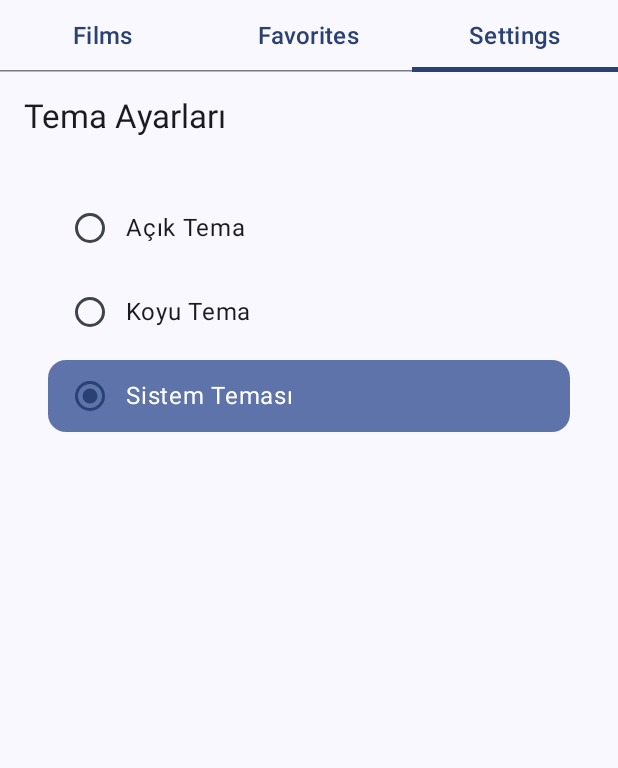
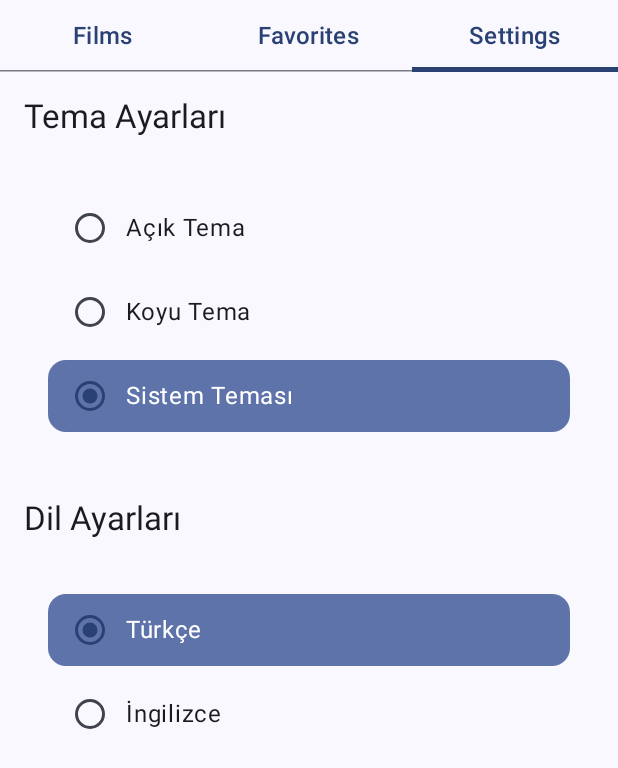
Before and after one commit to yyyalmanci/omdbComposeMm, an Android app built with Jetpack Compose: the screen it shows after launch (MainActivity), tab 3 chosen, on a phone screen of 412 x 824 dp. Shown: the top 768 px of the screen. Run offline under Robolectric (Android 15) with nearby library versions, the phone set to English and light mode, and no system bars; our stand-ins replace Dagger/Hilt's generated code, Room's generated code.

Commit message:
implement lang option

```diff
--- a/app/build.gradle.kts
+++ b/app/build.gradle.kts
@@ -62,6 +62,7 @@ dependencies {
     implementation(libs.androidx.ui.graphics)
     implementation(libs.androidx.ui.tooling.preview)
     implementation(libs.androidx.material3)
+    implementation(libs.androidx.appcompat)
     testImplementation(libs.junit)
     androidTestImplementation(libs.androidx.junit)
     androidTestImplementation(libs.androidx.espresso.core)
--- a/app/src/main/java/com/yyy/omdbcomposemm/MainActivity.kt
+++ b/app/src/main/java/com/yyy/omdbcomposemm/MainActivity.kt
@@ -9,40 +9,47 @@ import androidx.compose.material3.MaterialTheme
 import androidx.compose.material3.Tab
 import androidx.compose.material3.TabRow
 import androidx.compose.material3.Text
-import androidx.compose.runtime.Composable
+import androidx.compose.runtime.LaunchedEffect
 import androidx.compose.runtime.collectAsState
 import androidx.compose.runtime.getValue
 import androidx.compose.runtime.mutableIntStateOf
-import androidx.compose.runtime.mutableStateOf
-import androidx.compose.runtime.remember
 import androidx.compose.runtime.saveable.rememberSaveable
 import androidx.compose.runtime.setValue
-import androidx.compose.ui.Modifier
-import androidx.compose.ui.tooling.preview.Preview
 import androidx.hilt.navigation.compose.hiltViewModel
 import androidx.navigation.compose.currentBackStackEntryAsState
 import androidx.navigation.compose.rememberNavController
+import com.yyy.theme.LangOption
 import com.yyy.theme.OmdbComposeMmTheme
+import com.yyy.ui.language.LanguageManager
 import com.yyy.ui.route.RouteClass
 import com.yyy.ui.viewmodel.MovieSearchViewModel
 import dagger.hilt.android.AndroidEntryPoint
+import javax.inject.Inject
 
 @AndroidEntryPoint
 class MainActivity : ComponentActivity() {
+
+    @Inject
+    lateinit var languageManager: LanguageManager
+
     override fun onCreate(savedInstanceState: Bundle?) {
         super.onCreate(savedInstanceState)
         setContent {
             val movieSearchViewModel: MovieSearchViewModel = hiltViewModel()
             val currentTheme by movieSearchViewModel.themeState.collectAsState()
+            val currentLanguage by movieSearchViewModel.langState.collectAsState()
+            val navController = rememberNavController()
+            val navBackStackEntry by navController.currentBackStackEntryAsState()
+            var selectedTabIndex by rememberSaveable { mutableIntStateOf(0) }
+            val tabs = listOf("Films", "Favorites", "Settings")
+
+            LaunchedEffect(Unit) {
+                if (currentLanguage.isEmpty()) {
+                    languageManager.applyLanguage(LangOption.TR.code)
+                }
+            }
 
             OmdbComposeMmTheme(currentTheme) {
-                val navController = rememberNavController()
-                val navBackStackEntry by navController.currentBackStackEntryAsState()
-                var selectedTabIndex by rememberSaveable { mutableIntStateOf(0) }
-                val tabs = listOf("Films", "Favorites", "Settings")
-                var shouldShowTabBar by remember { mutableStateOf(true) }
-
-
                 Column {
                     if (navBackStackEntry?.arguments?.getString("name") == RouteClass.MovieSearch().name || navBackStackEntry?.arguments?.getString(
                             "name"
@@ -99,23 +106,8 @@ class MainActivity : ComponentActivity() {
                         }
                     }
                 }
+
             }
         }
     }
 }
-
-@Composable
-fun Greeting(name: String, modifier: Modifier = Modifier) {
-    Text(
-        text = "Hello $name!",
-        modifier = modifier
-    )
-}
-
-@Preview(showBackground = true)
-@Composable
-fun GreetingPreview() {
-    OmdbComposeMmTheme {
-        Greeting("Android")
-    }
-}
--- a/app/src/main/java/com/yyy/omdbcomposemm/navigation/NavGraph.kt
+++ b/app/src/main/java/com/yyy/omdbcomposemm/navigation/NavGraph.kt
@@ -29,7 +29,7 @@ fun NavGraph(
             }
         }
         composable<RouteClass.Settings> {
-            SettingsScreen(themeOption)
+            SettingsScreen(theme = themeOption)
         }
         composable<RouteClass.FavoritesListDetail> {
             FavoriteListDetailScreen(onNavigateBack = {
--- a/data/src/main/java/com/yyy/data/repository/SettingsRepositoryImpl.kt
+++ b/data/src/main/java/com/yyy/data/repository/SettingsRepositoryImpl.kt
@@ -21,19 +21,29 @@ class SettingsRepositoryImpl @Inject constructor(
     @ApplicationContext private val context: Context
 ) : SettingsRepository {
 
-    private object PreferencesKeys {
-        val THEME = stringPreferencesKey("theme")
+    companion object {
+        private val THEME_KEY = stringPreferencesKey("theme")
+        private val LANGUAGE_KEY = stringPreferencesKey("language")
     }
 
-    override val theme: Flow<ThemeOption> = context.dataStore.data
-        .map { preferences ->
-            preferences[PreferencesKeys.THEME]?.let { ThemeOption.valueOf(it) }
-                ?: ThemeOption.SYSTEM
-        }
+    override val theme: Flow<ThemeOption> = context.dataStore.data.map { preferences ->
+        val themeValue = preferences[THEME_KEY] ?: ThemeOption.SYSTEM.name
+        ThemeOption.valueOf(themeValue)
+    }
+
+    override val language: Flow<String> = context.dataStore.data.map { preferences ->
+        preferences[LANGUAGE_KEY] ?: "system"
+    }
 
     override suspend fun setTheme(theme: ThemeOption) {
         context.dataStore.edit { preferences ->
-            preferences[PreferencesKeys.THEME] = theme.name
+            preferences[THEME_KEY] = theme.name
+        }
+    }
+
+    override suspend fun setLanguage(language: String) {
+        context.dataStore.edit { preferences ->
+            preferences[LANGUAGE_KEY] = language
         }
     }
 }
--- a/domain/src/main/java/com/yyy/domain/repository/SettingsRepository.kt
+++ b/domain/src/main/java/com/yyy/domain/repository/SettingsRepository.kt
@@ -5,5 +5,7 @@ import kotlinx.coroutines.flow.Flow
 
 interface SettingsRepository {
     val theme: Flow<ThemeOption>
+    val language: Flow<String>
     suspend fun setTheme(theme: ThemeOption)
+    suspend fun setLanguage(language: String)
 }
--- /dev/null
+++ b/domain/src/main/java/com/yyy/domain/usecase/GetLanguageUseCase.kt
@@ -0,0 +1,13 @@
+package com.yyy.domain.usecase
+
+import com.yyy.domain.repository.SettingsRepository
+import kotlinx.coroutines.flow.Flow
+import javax.inject.Inject
+
+class GetLanguageUseCase @Inject constructor(
+    private val settingsRepository: SettingsRepository
+) {
+    operator fun invoke(): Flow<String> {
+        return settingsRepository.language
+    }
+}
--- /dev/null
+++ b/domain/src/main/java/com/yyy/domain/usecase/SetLanguageUseCase.kt
@@ -0,0 +1,12 @@
+package com.yyy.domain.usecase
+
+import com.yyy.domain.repository.SettingsRepository
+import javax.inject.Inject
+
+class SetLanguageUseCase @Inject constructor(
+    private val settingsRepository: SettingsRepository
+) {
+    suspend operator fun invoke(language: String) {
+        settingsRepository.setLanguage(language)
+    }
+}
--- /dev/null
+++ b/theme/src/main/java/com/yyy/theme/Options.kt
@@ -0,0 +1,18 @@
+package com.yyy.theme
+
+enum class ThemeOption {
+    LIGHT,
+    DARK,
+    SYSTEM
+}
+
+enum class LangOption(val code: String) {
+    EN("en"),
+    TR("tr");
+
+    companion object {
+        fun fromCode(code: String?): LangOption {
+            return LangOption.entries.find { it.code.equals(code, ignoreCase = true) } ?: TR
+        }
+    }
+}
--- a/theme/src/main/java/com/yyy/theme/ThemeOption.kt
+++ /dev/null
@@ -1,7 +0,0 @@
-package com.yyy.theme
-
-enum class ThemeOption {
-    LIGHT,
-    DARK,
-    SYSTEM
-}
--- /dev/null
+++ b/ui/src/main/java/com/yyy/ui/language/LanguageManager.kt
@@ -0,0 +1,39 @@
+package com.yyy.ui.language
+
+import android.app.LocaleManager
+import android.content.Context
+import android.os.Build
+import androidx.appcompat.app.AppCompatDelegate
+import dagger.hilt.android.qualifiers.ApplicationContext
+import java.util.Locale
+import javax.inject.Inject
+import javax.inject.Singleton
+
+@Singleton
+class LanguageManager @Inject constructor(
+    @ApplicationContext private val context: Context
+) {
+
+    fun getCurrentLocaleCode(): String {
+        return if (Build.VERSION.SDK_INT >= Build.VERSION_CODES.TIRAMISU) {
+            context.getSystemService(LocaleManager::class.java)
+                ?.applicationLocales?.toLanguageTags()
+                ?: Locale.getDefault().language
+        } else {
+            AppCompatDelegate.getApplicationLocales().toLanguageTags()
+        }
+    }
+
+    fun applyLanguage(language: String) {
+        if (getCurrentLocaleCode() == language) return
+
+        if (Build.VERSION.SDK_INT >= Build.VERSION_CODES.TIRAMISU) {
+            context.getSystemService(LocaleManager::class.java).applicationLocales =
+                android.os.LocaleList.forLanguageTags(language)
+        } else {
+            AppCompatDelegate.setApplicationLocales(
+                androidx.core.os.LocaleListCompat.forLanguageTags(language)
+            )
+        }
+    }
+}
--- a/ui/src/main/java/com/yyy/ui/screen/SettingsScreen.kt
+++ b/ui/src/main/java/com/yyy/ui/screen/SettingsScreen.kt
@@ -5,6 +5,7 @@ import androidx.compose.foundation.layout.Row
 import androidx.compose.foundation.layout.Spacer
 import androidx.compose.foundation.layout.fillMaxSize
 import androidx.compose.foundation.layout.fillMaxWidth
+import androidx.compose.foundation.layout.height
 import androidx.compose.foundation.layout.padding
 import androidx.compose.foundation.layout.size
 import androidx.compose.foundation.layout.width
@@ -16,6 +17,8 @@ import androidx.compose.material3.RadioButtonDefaults
 import androidx.compose.material3.Surface
 import androidx.compose.material3.Text
 import androidx.compose.runtime.Composable
+import androidx.compose.runtime.collectAsState
+import androidx.compose.runtime.getValue
 import androidx.compose.ui.Alignment
 import androidx.compose.ui.Modifier
 import androidx.compose.ui.res.stringResource
@@ -25,6 +28,7 @@ import androidx.compose.ui.semantics.role
 import androidx.compose.ui.semantics.semantics
 import androidx.compose.ui.unit.dp
 import androidx.hilt.navigation.compose.hiltViewModel
+import com.yyy.theme.LangOption
 import com.yyy.theme.ThemeOption
 import com.yyy.ui.R
 import com.yyy.ui.viewmodel.SettingsViewModel
@@ -34,6 +38,8 @@ fun SettingsScreen(
     theme: ThemeOption,
     viewModel: SettingsViewModel = hiltViewModel()
 ) {
+    val currentLanguage by viewModel.langState.collectAsState()
+
     Surface(
         modifier = Modifier.fillMaxSize(),
         color = MaterialTheme.colorScheme.background
@@ -43,6 +49,7 @@ fun SettingsScreen(
                 .fillMaxSize()
                 .padding(16.dp)
         ) {
+            // Theme Settings
             Text(
                 text = stringResource(R.string.theme_settings),
                 style = MaterialTheme.typography.titleLarge,
@@ -59,6 +66,28 @@ fun SettingsScreen(
                 ThemeOptionSelector(
                     currentTheme = theme,
                     onThemeSelected = viewModel::setTheme
+                )
+            }
+
+            Spacer(modifier = Modifier.height(24.dp))
+
+            // Language Settings
+            Text(
+                text = stringResource(R.string.language_settings),
+                style = MaterialTheme.typography.titleLarge,
+                color = MaterialTheme.colorScheme.onBackground,
+                modifier = Modifier.padding(bottom = 16.dp)
+            )
+
+            Card(
+                modifier = Modifier.fillMaxWidth(),
+                colors = CardDefaults.cardColors(
+                    containerColor = MaterialTheme.colorScheme.surface
+                )
+            ) {
+                LanguageOptionSelector(
+                    currentLanguage = LangOption.fromCode(currentLanguage),
+                    onLanguageSelected = viewModel::setLanguage
                 )
             }
         }
@@ -127,3 +156,65 @@ private fun ThemeOptionSelector(
         }
     }
 }
+
+@Composable
+private fun LanguageOptionSelector(
+    currentLanguage: LangOption,
+    onLanguageSelected: (LangOption) -> Unit
+) {
+    Column(
+        modifier = Modifier.padding(16.dp)
+    ) {
+        listOf(LangOption.TR, LangOption.EN).forEach { lang ->
+            val isSelected = currentLanguage == lang
+            val languageText = when (lang) {
+                LangOption.TR -> stringResource(R.string.turkish)
+                LangOption.EN -> stringResource(R.string.english)
+            }
+
+            Surface(
+                modifier = Modifier
+                    .fillMaxWidth()
+                    .padding(vertical = 4.dp),
+                color = if (isSelected) {
+                    MaterialTheme.colorScheme.primaryContainer
+                } else {
+                    MaterialTheme.colorScheme.surface
+                },
+                shape = MaterialTheme.shapes.medium,
+                onClick = { onLanguageSelected(lang) }
+            ) {
+                Row(
+                    modifier = Modifier
+                        .fillMaxWidth()
+                        .padding(horizontal = 16.dp, vertical = 12.dp)
+                        .semantics {
+                            role = Role.RadioButton
+                            contentDescription = languageText
+                        },
+                    verticalAlignment = Alignment.CenterVertically
+                ) {
+                    RadioButton(
+                        selected = isSelected,
+                        onClick = null,
+                        colors = RadioButtonDefaults.colors(
+                            selectedColor = MaterialTheme.colorScheme.primary,
+                            unselectedColor = MaterialTheme.colorScheme.onSurfaceVariant
+                        ),
+                        modifier = Modifier.size(24.dp)
+                    )
+                    Spacer(modifier = Modifier.width(12.dp))
+                    Text(
+                        text = languageText,
+                        style = MaterialTheme.typography.bodyLarge,
+                        color = if (isSelected) {
+                            MaterialTheme.colorScheme.onPrimaryContainer
+                        } else {
+                            MaterialTheme.colorScheme.onSurface
+                        }
+                    )
+                }
+            }
+        }
+    }
+}
--- a/ui/src/main/java/com/yyy/ui/viewmodel/MovieSearchViewModel.kt
+++ b/ui/src/main/java/com/yyy/ui/viewmodel/MovieSearchViewModel.kt
@@ -7,9 +7,11 @@ import com.yyy.domain.model.MovieListItem
 import com.yyy.domain.model.MovieSearchResultItem
 import com.yyy.domain.repository.result.MoviesRepositoryResult
 import com.yyy.domain.usecase.GetFavoriteMoviesUseCase
+import com.yyy.domain.usecase.GetLanguageUseCase
 import com.yyy.domain.usecase.GetSearchHistoryUseCase
 import com.yyy.domain.usecase.GetThemeUseCase
 import com.yyy.domain.usecase.SearchMoviesUseCase
+import com.yyy.domain.usecase.SetLanguageUseCase
 import com.yyy.domain.usecase.ToggleFavoriteMovieUseCase
 import com.yyy.theme.ThemeOption
 import com.yyy.ui.model.FavoriteMovieId
@@ -30,12 +32,17 @@ class MovieSearchViewModel @Inject constructor(
     private val getFavoriteMoviesUseCase: GetFavoriteMoviesUseCase,
     private val toggleFavoriteMovieUseCase: ToggleFavoriteMovieUseCase,
     private val getThemeUseCase: GetThemeUseCase,
+    private val getLanguageUseCase: GetLanguageUseCase,
+    private val setLanguageUseCase: SetLanguageUseCase
 ) : ViewModel() {
     private val _uiState = MutableStateFlow(MovieSearchUiState())
     val uiState: StateFlow<MovieSearchUiState> = _uiState.asStateFlow()
 
     private val _themeState = MutableStateFlow(ThemeOption.SYSTEM)
     val themeState: StateFlow<ThemeOption> = _themeState.asStateFlow()
+
+    private val _langState = MutableStateFlow("")
+    val langState: StateFlow<String> = _langState.asStateFlow()
 
     private val _operatedList = MutableStateFlow(emptyList<MovieSearchResultItem>())
     val operatedList: StateFlow<List<MovieSearchResultItem>> = _operatedList
@@ -47,12 +54,20 @@ class MovieSearchViewModel @Inject constructor(
 
     init {
         viewModelScope.launch {
+            getLanguageUseCase().collect { lang ->
+                _langState.update {
+                    lang
+                }
+            }
+        }
+        viewModelScope.launch {
             getThemeUseCase().collect { theme ->
                 _themeState.update {
                     theme
                 }
             }
         }
+
         viewModelScope.launch {
             getSearchHistoryUseCase().collect { history ->
                 _uiState.update { it.copy(searchHistory = history) }
--- a/ui/src/main/java/com/yyy/ui/viewmodel/SettingsViewModel.kt
+++ b/ui/src/main/java/com/yyy/ui/viewmodel/SettingsViewModel.kt
@@ -2,21 +2,51 @@ package com.yyy.ui.viewmodel
 
 import androidx.lifecycle.ViewModel
 import androidx.lifecycle.viewModelScope
+import com.yyy.domain.usecase.GetLanguageUseCase
+import com.yyy.domain.usecase.SetLanguageUseCase
 import com.yyy.domain.usecase.SetThemeUseCase
+import com.yyy.theme.LangOption
 import com.yyy.theme.ThemeOption
+import com.yyy.ui.language.LanguageManager
 import dagger.hilt.android.lifecycle.HiltViewModel
+import kotlinx.coroutines.flow.MutableStateFlow
+import kotlinx.coroutines.flow.StateFlow
+import kotlinx.coroutines.flow.asStateFlow
+import kotlinx.coroutines.flow.update
 import kotlinx.coroutines.launch
 import javax.inject.Inject
 
 @HiltViewModel
 class SettingsViewModel @Inject constructor(
-    private val setThemeUseCase: SetThemeUseCase
+    private val setThemeUseCase: SetThemeUseCase,
+    private val setLanguageUseCase: SetLanguageUseCase,
+    private val getLanguageUseCase: GetLanguageUseCase,
+    private val languageManager: LanguageManager
 ) : ViewModel() {
 
+    private val _langState = MutableStateFlow("")
+    val langState: StateFlow<String> = _langState.asStateFlow()
+
+    init {
+        viewModelScope.launch {
+            getLanguageUseCase().collect { lang ->
+                _langState.update {
+                    lang
+                }
+            }
+        }
+    }
 
     fun setTheme(theme: ThemeOption) {
         viewModelScope.launch {
             setThemeUseCase(theme)
         }
     }
+
+    fun setLanguage(language: LangOption) {
+        viewModelScope.launch {
+            setLanguageUseCase(language.code)
+            languageManager.applyLanguage(language.code)
+        }
+    }
 }
--- a/ui/src/main/res/values/strings.xml
+++ b/ui/src/main/res/values/strings.xml
@@ -57,4 +57,9 @@
     <string name="released">Yayın Tarihi</string>
     <string name="box_office">Gişe</string>
     <string name="production">Yapım</string>
+    <!-- Language Settings -->
+    <string name="language_settings">Dil Ayarları</string>
+    <string name="turkish">Türkçe</string>
+    <string name="english">İngilizce</string>
+    <string name="system_language">Sistem Dili</string>
 </resources>
```
Also changed, not shown: 1 other file.
